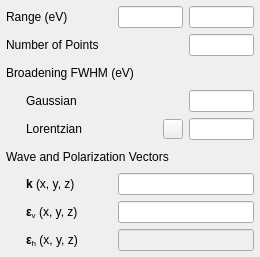
Qt form crispy/gui/uis/quanty/axis.ui (mretegan/crispy) before a commit.
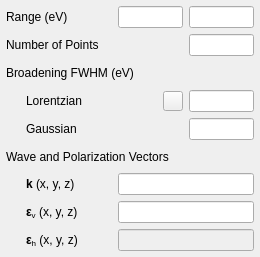
The same form after that commit. Icons and pictures are not drawn. Custom widgets are drawn as their Qt base class.

Commit message: Reorder the broadening in the axis .ui file

Diff of the .ui file:
```diff
--- a/crispy/gui/uis/quanty/axis.ui
+++ b/crispy/gui/uis/quanty/axis.ui
@@ -116,37 +116,7 @@
      <property name="spacing">
       <number>6</number>
      </property>
-     <item row="1" column="0">
-      <spacer name="lorentzianLeftSpacer">
-       <property name="orientation">
-        <enum>Qt::Horizontal</enum>
-       </property>
-       <property name="sizeType">
-        <enum>QSizePolicy::Fixed</enum>
-       </property>
-       <property name="sizeHint" stdset="0">
-        <size>
-         <width>20</width>
-         <height>0</height>
-        </size>
-       </property>
-      </spacer>
-     </item>
-     <item row="1" column="1">
-      <widget class="QLabel" name="lorentzianLabel">
-       <property name="text">
-        <string>Lorentzian</string>
-       </property>
-      </widget>
-     </item>
-     <item row="0" column="1">
-      <widget class="QLabel" name="gaussianLabel">
-       <property name="text">
-        <string>Gaussian</string>
-       </property>
-      </widget>
-     </item>
-     <item row="0" column="3">
+     <item row="1" column="3">
       <widget class="DoubleLineEdit" name="gaussianLineEdit">
        <property name="sizePolicy">
         <sizepolicy hsizetype="Fixed" vsizetype="Fixed">
@@ -165,20 +135,14 @@
        </property>
       </widget>
      </item>
-     <item row="1" column="3">
-      <widget class="DoubleLineEdit" name="lorentzianLineEdit">
-       <property name="maximumSize">
-        <size>
-         <width>65</width>
-         <height>16777215</height>
-        </size>
-       </property>
-       <property name="alignment">
-        <set>Qt::AlignRight|Qt::AlignTrailing|Qt::AlignVCenter</set>
+     <item row="1" column="1">
+      <widget class="QLabel" name="gaussianLabel">
+       <property name="text">
+        <string>Gaussian</string>
        </property>
       </widget>
      </item>
-     <item row="0" column="0">
+     <item row="1" column="0">
       <spacer name="gaussianLeftSpacer">
        <property name="orientation">
         <enum>Qt::Horizontal</enum>
@@ -194,7 +158,30 @@
        </property>
       </spacer>
      </item>
-     <item row="1" column="2">
+     <item row="0" column="1">
+      <widget class="QLabel" name="lorentzianLabel">
+       <property name="text">
+        <string>Lorentzian</string>
+       </property>
+      </widget>
+     </item>
+     <item row="0" column="0">
+      <spacer name="lorentzianLeftSpacer">
+       <property name="orientation">
+        <enum>Qt::Horizontal</enum>
+       </property>
+       <property name="sizeType">
+        <enum>QSizePolicy::Fixed</enum>
+       </property>
+       <property name="sizeHint" stdset="0">
+        <size>
+         <width>20</width>
+         <height>0</height>
+        </size>
+       </property>
+      </spacer>
+     </item>
+     <item row="0" column="2">
       <widget class="QToolButton" name="lorentzianToolButton">
        <property name="maximumSize">
         <size>
@@ -211,6 +198,19 @@
        </property>
       </widget>
      </item>
+     <item row="0" column="3">
+      <widget class="DoubleLineEdit" name="lorentzianLineEdit">
+       <property name="maximumSize">
+        <size>
+         <width>65</width>
+         <height>16777215</height>
+        </size>
+       </property>
+       <property name="alignment">
+        <set>Qt::AlignRight|Qt::AlignTrailing|Qt::AlignVCenter</set>
+       </property>
+      </widget>
+     </item>
     </layout>
    </item>
    <item>
```
